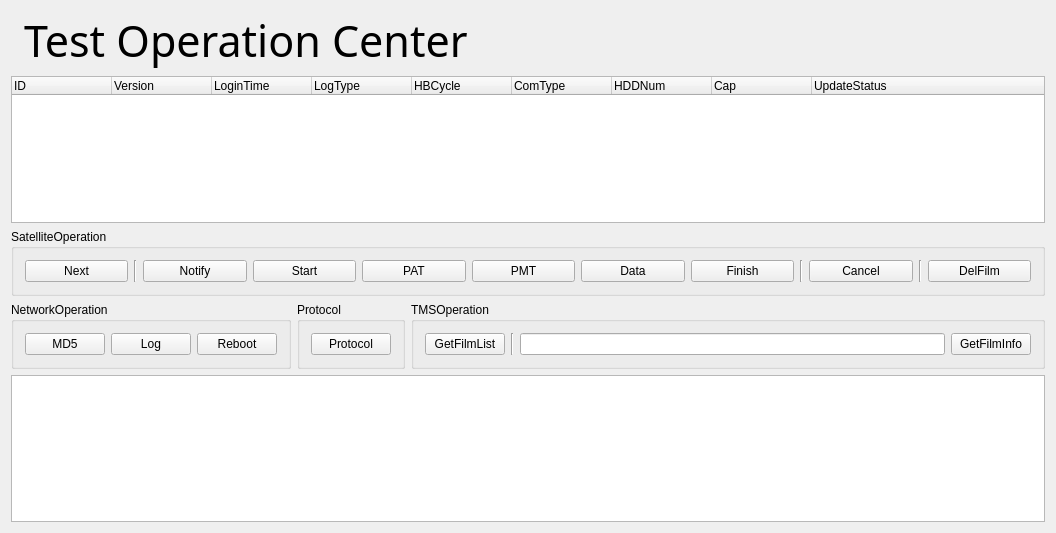
The window that src/UI/TOC/toc.ui (killerlife/CineCast) describes before a commit, drawn with Qt 5.
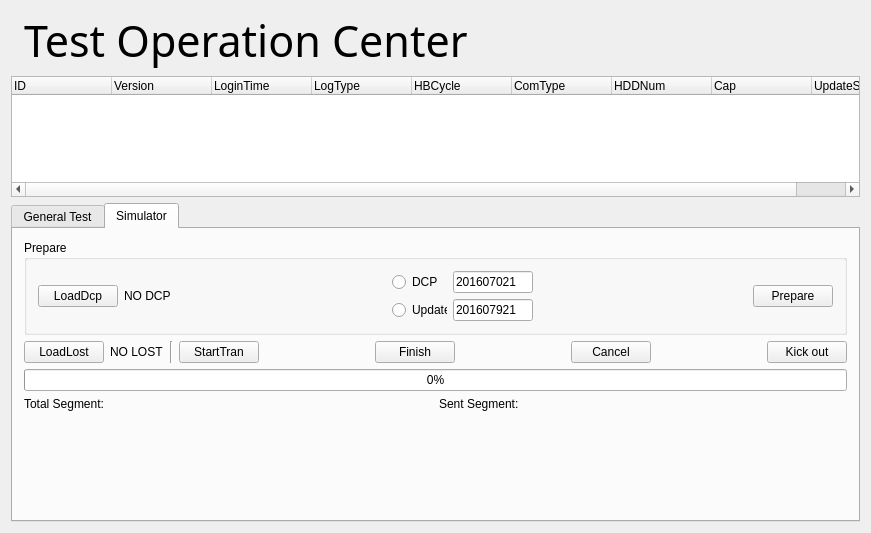
The same window after the commit. Icons and pictures are not drawn.

Commit message: 1、完成真实数据仿真 2、通过真实数据仿真测出并修改以下问题： 发送Cancel报文后，未完成影片被移到TMS访问的FTP目录 升级包收完后，拷贝到升级目录失败 接收长度比影片长度长 1、测试中心仿真发片的BUG: 从第二轮开始发完时无法停止，会发一堆无用的垃圾数据 2、CineCast的BUG： 接收进度条不准 影片未收完，收到下一部影片时，未收完的影片会移到TMS的FTP目录 由于接收与TMS的目录隔离，收完片后，整片移到FTP目录，关机重启后，由于收片目录下没有影片，卫星的补包数据来了，会重新在收片目录下收片，如果此时硬盘空间小于300G，会自动删片，把FTP目录下的影片删除。修改后，重启后会对FTP下的影片判断，如果有片，就不重新收，进入补包状态，Finish包来了进行完成状态 针对上一条，修改自动删片，对FTP下已收完，还在发补包的片保留不删除 由于接收与TMS的目录隔离,附带BUG，收片完成后，如果片子在多级目录下，建立链接出错 4319->4320错误修正 TMS服务如果重启，监听端口被占用后，只尝试一次，改为循环检测端口。

What changed in the file:
```diff
--- a/src/UI/TOC/toc.ui
+++ b/src/UI/TOC/toc.ui
@@ -5,7 +5,7 @@
    <rect>
     <x>0</x>
     <y>0</y>
-    <width>1056</width>
+    <width>812</width>
     <height>533</height>
    </rect>
   </property>
@@ -108,6 +108,16 @@
     </widget>
    </item>
    <item>
+    <widget class="QTabWidget" name="tabWidget" >
+     <property name="currentIndex" >
+      <number>1</number>
+     </property>
+     <widget class="QWidget" name="tab" >
+      <attribute name="title" >
+       <string>General Test</string>
+      </attribute>
+      <layout class="QVBoxLayout" name="verticalLayout_2" >
+       <item>
     <widget class="QGroupBox" name="groupBox" >
      <property name="title" >
       <string>SatelliteOperation</string>
@@ -285,6 +295,300 @@
    </item>
    <item>
     <widget class="QTextBrowser" name="textBrowser" />
+       </item>
+      </layout>
+     </widget>
+     <widget class="QWidget" name="tab_2" >
+      <attribute name="title" >
+       <string>Simulator</string>
+      </attribute>
+      <layout class="QVBoxLayout" name="verticalLayout_3" >
+       <item>
+        <widget class="QGroupBox" name="groupBox_5" >
+         <property name="title" >
+          <string>Prepare</string>
+         </property>
+         <layout class="QHBoxLayout" name="horizontalLayout_9" >
+          <item>
+           <widget class="QPushButton" name="pushButtonLoadDcp" >
+            <property name="text" >
+             <string>LoadDcp</string>
+            </property>
+           </widget>
+          </item>
+          <item>
+           <widget class="QLabel" name="label_DCP" >
+            <property name="text" >
+             <string>NO DCP</string>
+            </property>
+           </widget>
+          </item>
+          <item>
+           <spacer name="horizontalSpacer_2" >
+            <property name="orientation" >
+             <enum>Qt::Horizontal</enum>
+            </property>
+            <property name="sizeHint" stdset="0" >
+             <size>
+              <width>40</width>
+              <height>20</height>
+             </size>
+            </property>
+           </spacer>
+          </item>
+          <item>
+           <layout class="QVBoxLayout" name="verticalLayout_4" >
+            <item>
+             <layout class="QHBoxLayout" name="horizontalLayout_10" >
+              <item>
+               <widget class="QRadioButton" name="radioButton" >
+                <property name="minimumSize" >
+                 <size>
+                  <width>55</width>
+                  <height>0</height>
+                 </size>
+                </property>
+                <property name="maximumSize" >
+                 <size>
+                  <width>55</width>
+                  <height>16777215</height>
+                 </size>
+                </property>
+                <property name="text" >
+                 <string>DCP</string>
+                </property>
+               </widget>
+              </item>
+              <item>
+               <widget class="QLineEdit" name="lineEdit" >
+                <property name="maximumSize" >
+                 <size>
+                  <width>80</width>
+                  <height>16777215</height>
+                 </size>
+                </property>
+                <property name="inputMask" >
+                 <string>999999999; </string>
+                </property>
+                <property name="text" >
+                 <string>201607021</string>
+                </property>
+                <property name="maxLength" >
+                 <number>9</number>
+                </property>
+               </widget>
+              </item>
+             </layout>
+            </item>
+            <item>
+             <layout class="QHBoxLayout" name="horizontalLayout_11" >
+              <item>
+               <widget class="QRadioButton" name="radioButton_2" >
+                <property name="minimumSize" >
+                 <size>
+                  <width>55</width>
+                  <height>0</height>
+                 </size>
+                </property>
+                <property name="maximumSize" >
+                 <size>
+                  <width>55</width>
+                  <height>16777215</height>
+                 </size>
+                </property>
+                <property name="text" >
+                 <string>Update</string>
+                </property>
+               </widget>
+              </item>
+              <item>
+               <widget class="QLineEdit" name="lineEdit_2" >
+                <property name="maximumSize" >
+                 <size>
+                  <width>80</width>
+                  <height>16777215</height>
+                 </size>
+                </property>
+                <property name="inputMask" >
+                 <string>999999999; </string>
+                </property>
+                <property name="text" >
+                 <string>201607921</string>
+                </property>
+                <property name="maxLength" >
+                 <number>9</number>
+                </property>
+                <property name="readOnly" >
+                 <bool>true</bool>
+                </property>
+               </widget>
+              </item>
+             </layout>
+            </item>
+           </layout>
+          </item>
+          <item>
+           <spacer name="horizontalSpacer_6" >
+            <property name="orientation" >
+             <enum>Qt::Horizontal</enum>
+            </property>
+            <property name="sizeHint" stdset="0" >
+             <size>
+              <width>40</width>
+              <height>20</height>
+             </size>
+            </property>
+           </spacer>
+          </item>
+          <item>
+           <widget class="QPushButton" name="pushButton" >
+            <property name="text" >
+             <string>Prepare</string>
+            </property>
+           </widget>
+          </item>
+         </layout>
+        </widget>
+       </item>
+       <item>
+        <layout class="QHBoxLayout" name="horizontalLayout_7" >
+         <item>
+          <widget class="QPushButton" name="pushButton_5" >
+           <property name="text" >
+            <string>LoadLost</string>
+           </property>
+          </widget>
+         </item>
+         <item>
+          <widget class="QLabel" name="label_5" >
+           <property name="text" >
+            <string>NO LOST</string>
+           </property>
+          </widget>
+         </item>
+         <item>
+          <widget class="Line" name="line_5" >
+           <property name="orientation" >
+            <enum>Qt::Vertical</enum>
+           </property>
+          </widget>
+         </item>
+         <item>
+          <widget class="QPushButton" name="pushButton_2" >
+           <property name="text" >
+            <string>StartTran</string>
+           </property>
+          </widget>
+         </item>
+         <item>
+          <spacer name="horizontalSpacer_3" >
+           <property name="orientation" >
+            <enum>Qt::Horizontal</enum>
+           </property>
+           <property name="sizeHint" stdset="0" >
+            <size>
+             <width>40</width>
+             <height>20</height>
+            </size>
+           </property>
+          </spacer>
+         </item>
+         <item>
+          <widget class="QPushButton" name="pushButtonFinish_2" >
+           <property name="text" >
+            <string>Finish</string>
+           </property>
+          </widget>
+         </item>
+         <item>
+          <spacer name="horizontalSpacer_4" >
+           <property name="orientation" >
+            <enum>Qt::Horizontal</enum>
+           </property>
+           <property name="sizeHint" stdset="0" >
+            <size>
+             <width>40</width>
+             <height>20</height>
+            </size>
+           </property>
+          </spacer>
+         </item>
+         <item>
+          <widget class="QPushButton" name="pushButton_3" >
+           <property name="text" >
+            <string>Cancel</string>
+           </property>
+          </widget>
+         </item>
+         <item>
+          <spacer name="horizontalSpacer_5" >
+           <property name="orientation" >
+            <enum>Qt::Horizontal</enum>
+           </property>
+           <property name="sizeHint" stdset="0" >
+            <size>
+             <width>40</width>
+             <height>20</height>
+            </size>
+           </property>
+          </spacer>
+         </item>
+         <item>
+          <widget class="QPushButton" name="pushButton_4" >
+           <property name="text" >
+            <string>Kick out</string>
+           </property>
+          </widget>
+         </item>
+        </layout>
+       </item>
+       <item>
+        <widget class="QProgressBar" name="progressBar" >
+         <property name="value" >
+          <number>0</number>
+         </property>
+        </widget>
+       </item>
+       <item>
+        <layout class="QHBoxLayout" name="horizontalLayout_8" >
+         <item>
+          <widget class="QLabel" name="label_3" >
+           <property name="text" >
+            <string>Total Segment:</string>
+           </property>
+          </widget>
+         </item>
+         <item>
+          <widget class="QLabel" name="label_total" />
+         </item>
+         <item>
+          <widget class="QLabel" name="label_4" >
+           <property name="text" >
+            <string>Sent Segment:</string>
+           </property>
+          </widget>
+         </item>
+         <item>
+          <widget class="QLabel" name="label_count" />
+         </item>
+        </layout>
+       </item>
+       <item>
+        <spacer name="verticalSpacer" >
+         <property name="orientation" >
+          <enum>Qt::Vertical</enum>
+         </property>
+         <property name="sizeHint" stdset="0" >
+          <size>
+           <width>20</width>
+           <height>40</height>
+          </size>
+         </property>
+        </spacer>
+       </item>
+      </layout>
+     </widget>
+    </widget>
    </item>
   </layout>
  </widget>
```
Left out of the diff: 2 changed lines with no effect on the pictures. Lines whose indentation alone changed are shown as unchanged. The commit also changes 42 other files.
